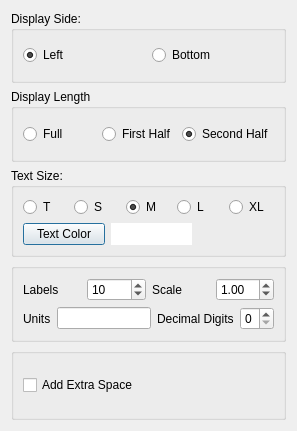
SCIInstitute/SCIRun, file src/Interface/Modules/Visualization/ShowColorMap.ui: the form before one commit.
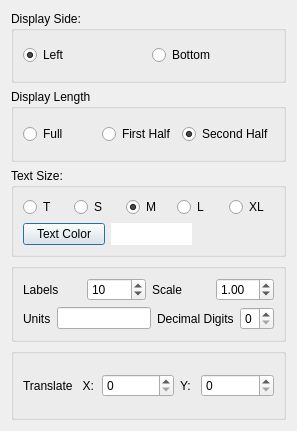
The form after the commit.

Commit message: show color map translation complete.

```diff
--- a/src/Interface/Modules/Visualization/ShowColorMap.ui
+++ b/src/Interface/Modules/Visualization/ShowColorMap.ui
@@ -281,11 +281,45 @@
        </property>
        <layout class="QVBoxLayout" name="verticalLayout_6">
         <item>
-         <widget class="QCheckBox" name="addExtraSpaceCheckBox_">
-          <property name="text">
-           <string>Add Extra Space</string>
+         <layout class="QHBoxLayout" name="horizontalLayout_7">
+          <property name="bottomMargin">
+           <number>0</number>
           </property>
-         </widget>
+          <item>
+           <widget class="QLabel" name="label_5">
+            <property name="text">
+             <string>Translate   X:</string>
+            </property>
+           </widget>
+          </item>
+          <item>
+           <widget class="QSpinBox" name="xTranslationSpin_">
+            <property name="maximum">
+             <number>100</number>
+            </property>
+           </widget>
+          </item>
+          <item>
+           <widget class="QLabel" name="label_6">
+            <property name="maximumSize">
+             <size>
+              <width>15</width>
+              <height>16777215</height>
+             </size>
+            </property>
+            <property name="text">
+             <string>Y:</string>
+            </property>
+           </widget>
+          </item>
+          <item>
+           <widget class="QSpinBox" name="yTranslationSpin_">
+            <property name="maximum">
+             <number>100</number>
+            </property>
+           </widget>
+          </item>
+         </layout>
         </item>
        </layout>
       </widget>
```
The commit also changes 5 other files.
